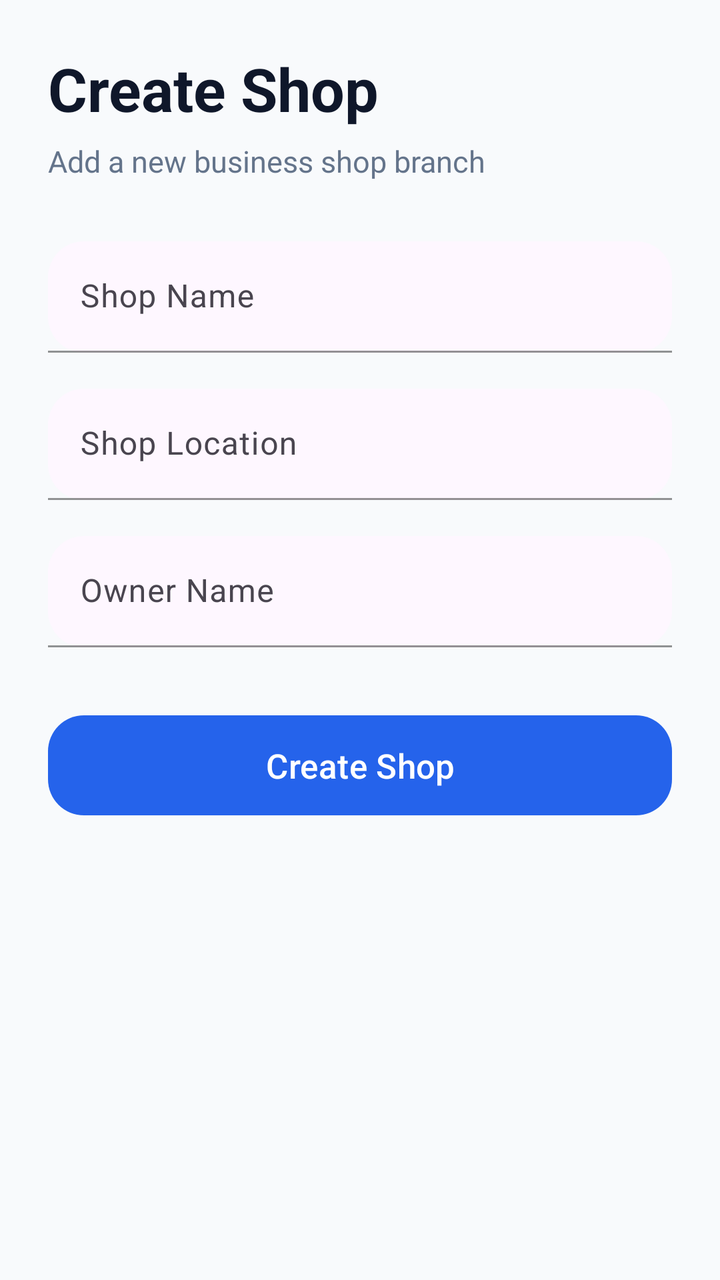
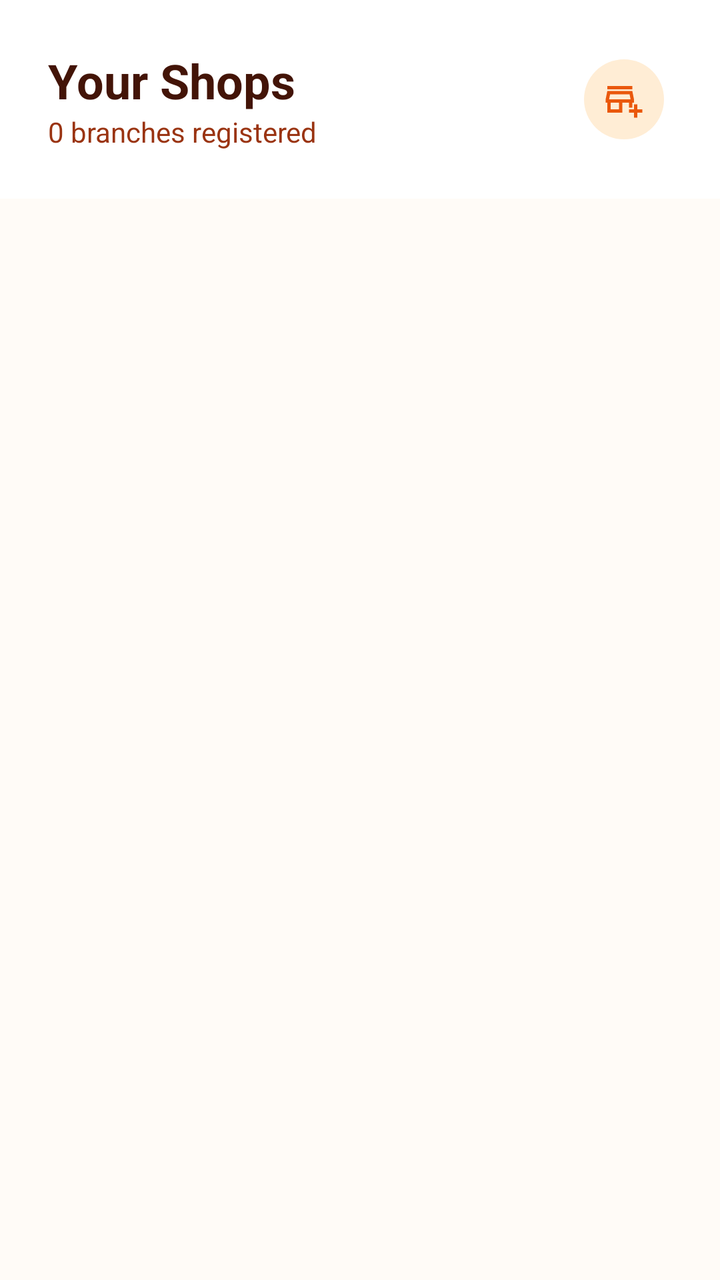

Two renders of the same Android screen: before a commit and after it. Below are the layout's source before the change and the commit's diff.
<!-- AndroidManifest.xml: application theme Theme.Osebo -->
<!-- res/layout/activity_shops.xml -->
<?xml version="1.0" encoding="utf-8"?>
<androidx.core.widget.NestedScrollView
    xmlns:android="http://schemas.android.com/apk/res/android"
    xmlns:app="http://schemas.android.com/apk/res-auto"
    android:layout_width="match_parent"
    android:layout_height="match_parent"
    android:background="#F8FAFC">

    <LinearLayout
        android:layout_width="match_parent"
        android:layout_height="wrap_content"
        android:orientation="vertical"
        android:padding="24dp">

        

        <TextView
            android:layout_width="wrap_content"
            android:layout_height="wrap_content"
            android:text="Create Shop"
            android:textColor="#0F172A"
            android:textSize="30sp"
            android:textStyle="bold"/>

        <TextView
            android:layout_width="wrap_content"
            android:layout_height="wrap_content"
            android:layout_marginTop="6dp"
            android:text="Add a new business shop branch"
            android:textColor="#64748B"
            android:textSize="15sp"/>

        

        <com.google.android.material.textfield.TextInputLayout
            android:layout_width="match_parent"
            android:layout_height="wrap_content"
            android:layout_marginTop="30dp"
            android:hint="Shop Name"
            app:boxBackgroundMode="filled"
            app:boxCornerRadiusBottomEnd="18dp"
            app:boxCornerRadiusBottomStart="18dp"
            app:boxCornerRadiusTopEnd="18dp"
            app:boxCornerRadiusTopStart="18dp"
            app:boxStrokeColor="#2563EB">

            <com.google.android.material.textfield.TextInputEditText
                android:id="@+id/edtShopName"
                android:layout_width="match_parent"
                android:layout_height="wrap_content"
                android:inputType="text"
                android:textColor="#0F172A"/>

        </com.google.android.material.textfield.TextInputLayout>

        

        <com.google.android.material.textfield.TextInputLayout
            android:layout_width="match_parent"
            android:layout_height="wrap_content"
            android:layout_marginTop="18dp"
            android:hint="Shop Location"
            app:boxBackgroundMode="filled"
            app:boxCornerRadiusBottomEnd="18dp"
            app:boxCornerRadiusBottomStart="18dp"
            app:boxCornerRadiusTopEnd="18dp"
            app:boxCornerRadiusTopStart="18dp"
            app:boxStrokeColor="#2563EB">

            <com.google.android.material.textfield.TextInputEditText
                android:id="@+id/edtLocation"
                android:layout_width="match_parent"
                android:layout_height="wrap_content"
                android:inputType="textPostalAddress"
                android:textColor="#0F172A"/>

        </com.google.android.material.textfield.TextInputLayout>

        

        <com.google.android.material.textfield.TextInputLayout
            android:layout_width="match_parent"
            android:layout_height="wrap_content"
            android:layout_marginTop="18dp"
            android:hint="Owner Name"
            app:boxBackgroundMode="filled"
            app:boxCornerRadiusBottomEnd="18dp"
            app:boxCornerRadiusBottomStart="18dp"
            app:boxCornerRadiusTopEnd="18dp"
            app:boxCornerRadiusTopStart="18dp"
            app:boxStrokeColor="#2563EB">

            <com.google.android.material.textfield.TextInputEditText
                android:id="@+id/edtOwner"
                android:layout_width="match_parent"
                android:layout_height="wrap_content"
                android:inputType="textPersonName"
                android:textColor="#0F172A"/>

        </com.google.android.material.textfield.TextInputLayout>

        

        <com.google.android.material.button.MaterialButton
            android:id="@+id/btnAddShop"
            android:layout_width="match_parent"
            android:layout_height="58dp"
            android:layout_marginTop="30dp"
            android:text="Create Shop"
            android:textAllCaps="false"
            android:textSize="17sp"
            app:backgroundTint="#2563EB"
            app:cornerRadius="18dp"/>

    </LinearLayout>

</androidx.core.widget.NestedScrollView>
<!-- resources referenced by this layout -->
<resources>
  <style name="Theme.Osebo" parent="Base.Theme.Osebo" />
  <style name="Base.Theme.Osebo" parent="Theme.Material3.DayNight.NoActionBar">
          
      </style>
</resources>

<!-- the commit's change to res/layout/activity_shops.xml (unified diff, before → after) -->
@@ -1,117 +1,76 @@
 <?xml version="1.0" encoding="utf-8"?>
-<androidx.core.widget.NestedScrollView
-    xmlns:android="http://schemas.android.com/apk/res/android"
+<androidx.constraintlayout.widget.ConstraintLayout xmlns:android="http://schemas.android.com/apk/res/android"
     xmlns:app="http://schemas.android.com/apk/res-auto"
+    xmlns:tools="http://schemas.android.com/tools"
     android:layout_width="match_parent"
     android:layout_height="match_parent"
-    android:background="#F8FAFC">
+    android:background="@color/bg_page"
+    tools:context=".ShopsActivity">
 
+    
     <LinearLayout
+        android:id="@+id/header"
         android:layout_width="match_parent"
         android:layout_height="wrap_content"
-        android:orientation="vertical"
-        android:padding="24dp">
+        android:background="@color/surface"
+        android:padding="24dp"
+        android:orientation="horizontal"
+        android:gravity="center_vertical"
+        app:layout_constraintTop_toTopOf="parent">
 
-        
+        <LinearLayout
+            android:layout_width="0dp"
+            android:layout_height="wrap_content"
+            android:layout_weight="1"
+            android:orientation="vertical">
 
-        <TextView
-            android:layout_width="wrap_content"
-            android:layout_height="wrap_content"
-            android:text="Create Shop"
-            android:textColor="#0F172A"
-            android:textSize="30sp"
-            android:textStyle="bold"/>
+            <TextView
+                android:layout_width="wrap_content"
+                android:layout_height="wrap_content"
+                android:text="Your Shops"
+                android:textSize="24sp"
+                android:textStyle="bold"
+                android:textColor="@color/text_primary" />
 
-        <TextView
-            android:layout_width="wrap_content"
-            android:layout_height="wrap_content"
-            android:layout_marginTop="6dp"
-            android:text="Add a new business shop branch"
-            android:textColor="#64748B"
-            android:textSize="15sp"/>
-
-        
-
-        <com.google.android.material.textfield.TextInputLayout
-            android:layout_width="match_parent"
-            android:layout_height="wrap_content"
-            android:layout_marginTop="30dp"
-            android:hint="Shop Name"
-            app:boxBackgroundMode="filled"
-            app:boxCornerRadiusBottomEnd="18dp"
-            app:boxCornerRadiusBottomStart="18dp"
-            app:boxCornerRadiusTopEnd="18dp"
-            app:boxCornerRadiusTopStart="18dp"
-            app:boxStrokeColor="#2563EB">
-
-            <com.google.android.material.textfield.TextInputEditText
-                android:id="@+id/edtShopName"
-                android:layout_width="match_parent"
+            <TextView
+                android:id="@+id/txtShopCount"
+                android:layout_width="wrap_content"
                 android:layout_height="wrap_content"
-                android:inputType="text"
-                android:textColor="#0F172A"/>
-
-        </com.google.android.material.textfield.TextInputLayout>
-
-        
-
-        <com.google.android.material.textfield.TextInputLayout
-            android:layout_width="match_parent"
-            android:layout_height="wrap_content"
-            android:layout_marginTop="18dp"
-            android:hint="Shop Location"
-            app:boxBackgroundMode="filled"
-            app:boxCornerRadiusBottomEnd="18dp"
-            app:boxCornerRadiusBottomStart="18dp"
-            app:boxCornerRadiusTopEnd="18dp"
-            app:boxCornerRadiusTopStart="18dp"
-            app:boxStrokeColor="#2563EB">
-
-            <com.google.android.material.textfield.TextInputEditText
-                android:id="@+id/edtLocation"
-                android:layout_width="match_parent"
-                android:layout_height="wrap_content"
-                android:inputType="textPostalAddress"
-                android:textColor="#0F172A"/>
-
-        </com.google.android.material.textfield.TextInputLayout>
-
-        
-
-        <com.google.android.material.textfield.TextInputLayout
-            android:layout_width="match_parent"
-            android:layout_height="wrap_content"
-            android:layout_marginTop="18dp"
-            android:hint="Owner Name"
-            app:boxBackgroundMode="filled"
-            app:boxCornerRadiusBottomEnd="18dp"
-            app:boxCornerRadiusBottomStart="18dp"
-            app:boxCornerRadiusTopEnd="18dp"
-            app:boxCornerRadiusTopStart="18dp"
-            app:boxStrokeColor="#2563EB">
-
-            <com.google.android.material.textfield.TextInputEditText
-                android:id="@+id/edtOwner"
-                android:layout_width="match_parent"
-                android:layout_height="wrap_content"
-                android:inputType="textPersonName"
-                android:textColor="#0F172A"/>
-
-        </com.google.android.material.textfield.TextInputLayout>
-
-        
+                android:text="0 branches registered"
+                android:textColor="@color/text_muted"
+                android:textSize="14sp" />
+        </LinearLayout>
 
         <com.google.android.material.button.MaterialButton
             android:id="@+id/btnAddShop"
-            android:layout_width="match_parent"
-            android:layout_height="58dp"
-            android:layout_marginTop="30dp"
-            android:text="Create Shop"
-            android:textAllCaps="false"
-            android:textSize="17sp"
-            app:backgroundTint="#2563EB"
-            app:cornerRadius="18dp"/>
-
+            style="@style/Widget.Material3.Button.IconButton"
+            android:layout_width="48dp"
+            android:layout_height="48dp"
+            app:icon="@drawable/ic_add"
+            app:iconTint="@color/primary"
+            app:backgroundTint="@color/primaryLight"/>
     </LinearLayout>
 
-</androidx.core.widget.NestedScrollView>
+    <androidx.recyclerview.widget.RecyclerView
+        android:id="@+id/recyclerShops"
+        android:layout_width="match_parent"
+        android:layout_height="0dp"
+        android:padding="16dp"
+        android:clipToPadding="false"
+        app:layout_constraintTop_toBottomOf="@id/header"
+        app:layout_constraintBottom_toBottomOf="parent"/>
+
+    <TextView
+        android:id="@+id/txtEmpty"
+        android:layout_width="wrap_content"
+        android:layout_height="wrap_content"
+        android:text="No shops found.\nTap + to create one."
+        android:gravity="center"
+        android:textColor="@color/text_muted"
+        android:visibility="gone"
+        app:layout_constraintTop_toTopOf="parent"
+        app:layout_constraintBottom_toBottomOf="parent"
+        app:layout_constraintStart_toStartOf="parent"
+        app:layout_constraintEnd_toEndOf="parent"/>
+
+</androidx.constraintlayout.widget.ConstraintLayout>
<!-- resource entries referenced after the edit -->
@@ -1,5 +1,17 @@
 <!-- resources referenced by this layout -->
 <resources>
+  <color name="bg_page">#FFFBF7</color>
+  <color name="primary">#EA580C</color>
+  <color name="primaryLight">#FFEDD5</color>
+  <color name="surface">#FFFFFF</color>
+  <color name="text_muted">#9A3412</color>
+  <color name="text_primary">#431407</color>
+  <!-- drawable ic_add (drawable) -->
+  <vector xmlns:android="http://schemas.android.com/apk/res/android" android:height="24dp" android:tint="#000000" android:viewportHeight="960" android:viewportWidth="960" android:width="24dp">
+        
+      <path android:fillColor="@android:color/white" android:pathData="M720,920L720,800L600,800L600,720L720,720L720,600L800,600L800,720L920,720L920,800L800,800L800,920L720,920ZM80,800L80,560L40,560L40,480L80,280L680,280L720,480L720,560L680,560L680,680L600,680L600,560L440,560L440,800L80,800ZM160,720L360,720L360,560L160,560L160,720ZM122,480L122,480L638,480L638,480L122,480ZM80,240L80,160L680,160L680,240L80,240ZM122,480L638,480L614,360L146,360L122,480Z"/>
+      
+  </vector>
   <style name="Theme.Osebo" parent="Base.Theme.Osebo" />
   <style name="Base.Theme.Osebo" parent="Theme.Material3.DayNight.NoActionBar">
           
